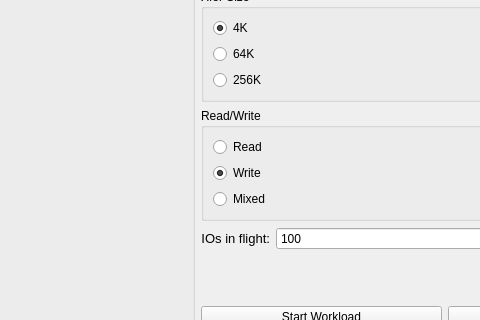
This is mainwindow.ui in ttwalkertt/NVMe-OCP as Qt 5 draws it before an edit; both pictures show x 301 to 781 and y 149 to 469 of the 998 by 706 pixel window. The edited form follows.
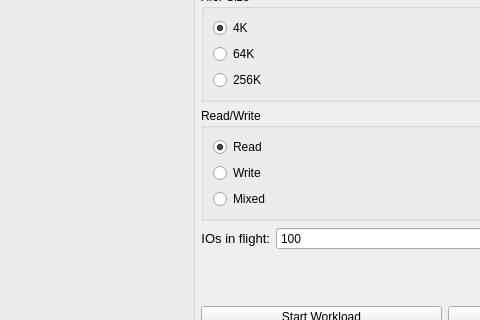
This is the edited form.

Patch:
```diff
--- a/mainwindow.ui
+++ b/mainwindow.ui
@@ -119,7 +119,7 @@
                 <string>Read</string>
                </property>
                <property name="checked">
-                <bool>false</bool>
+                <bool>true</bool>
                </property>
               </widget>
              </item>
@@ -129,7 +129,7 @@
                 <string>Write</string>
                </property>
                <property name="checked">
-                <bool>true</bool>
+                <bool>false</bool>
                </property>
               </widget>
              </item>
```
Left out of the diff: 8 changed lines with no effect on the pictures.
